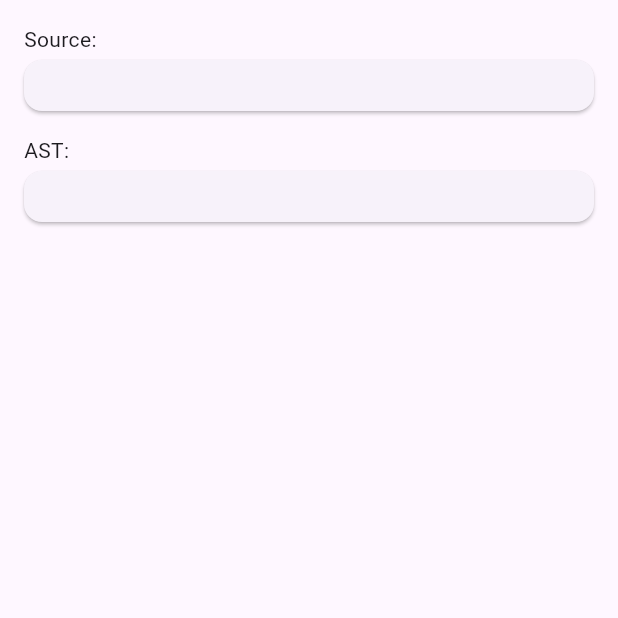
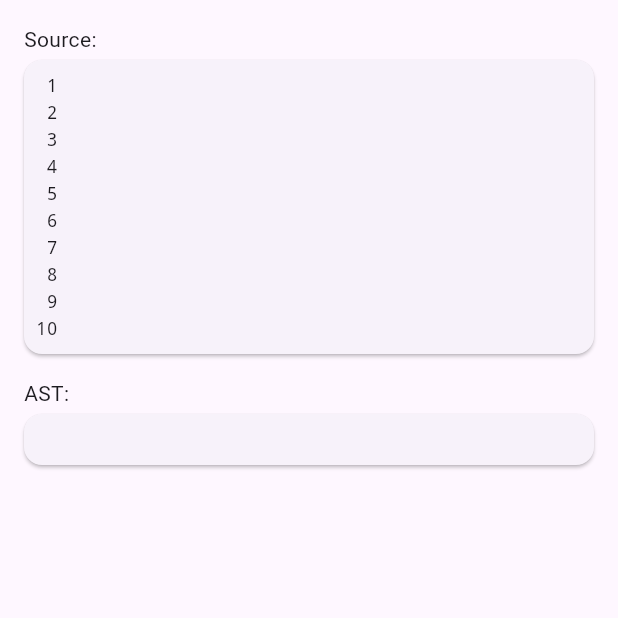
Before and after one commit to qiuxiang/flutter-tree-sitter-python, a Flutter app: the screen it shows after launch, on a phone screen of 412 x 824 dp, the top half of it. Run offline on Flutter 3.47's test engine with Material 3 defaults, Android fonts, the phone set to English and light mode, and no system bars; our stand-ins replace flutter_highlight; missing offline and left inert: dart:ffi, flutter_tree_sitter; statements that could not run were skipped.

Commit message:
Editor line number

```diff
--- a/example/lib/main.dart
+++ b/example/lib/main.dart
@@ -3,9 +3,19 @@ import 'dart:ui';
 
 import 'package:ffi/ffi.dart';
 import 'package:flutter/material.dart';
+import 'package:flutter_highlight/themes/solarized-dark.dart';
 import 'package:flutter_tree_sitter/flutter_tree_sitter.dart' hide Stack;
 import 'package:flutter_tree_sitter_python/flutter_tree_sitter_python.dart';
 import 'package:flutter_tree_sitter_python/highlight.dart';
+
+const hightlightTheme = solarizedDarkTheme;
+final textStyle = TextStyle(
+  fontFamily: 'monospace',
+  fontSize: 12,
+  color: hightlightTheme['root']?.color,
+  height: 1.5,
+  letterSpacing: 0,
+);
 
 void main() {
   runApp(const App());
@@ -51,6 +61,7 @@ class _AppState extends State<App> {
             const Text('AST:'),
             const SizedBox(height: 4),
             Card(
+              color: hightlightTheme['root']?.backgroundColor,
               margin: EdgeInsets.zero,
               child: Padding(
                 padding: const EdgeInsets.all(8),
@@ -152,25 +163,47 @@ class _CodeBlockState extends State<CodeBlock> {
 
   @override
   Widget build(BuildContext context) {
+    final lines = code.text.split('\n');
     return Card(
+      color: hightlightTheme['root']?.backgroundColor,
       margin: EdgeInsets.zero,
+      child: Padding(
+        padding: const EdgeInsets.symmetric(vertical: 8),
+        child: Row(children: [
+          Padding(
+            padding: const EdgeInsets.fromLTRB(8, 0, 16, 0),
+            child: Column(
+              crossAxisAlignment: CrossAxisAlignment.end,
+              children: [
+                for (var i = 0; i < lines.length; i += 1)
+                  Text('${i + 1}', style: textStyle),
+              ],
+            ),
+          ),
+          Expanded(
             child: SingleChildScrollView(
-        padding: const EdgeInsets.all(8),
               scrollDirection: Axis.horizontal,
               child: Stack(children: [
                 Padding(
                   padding: const EdgeInsets.only(right: 4),
                   child: RichText(
                     text: TextSpan(style: textStyle, children: [
-                for (final span in tokens)
+                      for (final token in tokens)
                         TextSpan(
-                    text: span.text,
-                    style: textStyle.merge(solarizedLightTheme[span.type]),
+                          text: token.text,
+                          style: textStyle.merge(hightlightTheme[token.type]),
                         ),
                     ]),
                   ),
                 ),
                 Positioned.fill(
+                  child: Theme(
+                    data: Theme.of(context).copyWith(
+                      textSelectionTheme: TextSelectionThemeData(
+                        selectionColor:
+                            hightlightTheme['comment']?.color?.withOpacity(0.5),
+                      ),
+                    ),
                     child: TextField(
                       controller: code,
                       onChanged: (_) => update(),
@@ -182,28 +215,15 @@ class _CodeBlockState extends State<CodeBlock> {
                       style: textStyle.copyWith(color: Colors.transparent),
                     ),
                   ),
+                ),
+              ]),
+            ),
+          ),
         ]),
       ),
     );
   }
 }
-
-const textStyle = TextStyle(
-  fontFamily: 'monospace',
-  fontSize: 12,
-  color: Color(0xff657b83),
-  height: 1.5,
-  letterSpacing: 0,
-);
-
-const solarizedLightTheme = {
-  'comment': TextStyle(color: Color(0xff93a1a1)),
-  'keyword': TextStyle(color: Color(0xff859900)),
-  'number': TextStyle(color: Color(0xff2aa198)),
-  'string': TextStyle(color: Color(0xff2aa198)),
-  'function': TextStyle(color: Color(0xff268bd2)),
-  'variable': TextStyle(color: Color(0xffb58900)),
-};
 
 const pythonCode = '''
 n = int(input('Type a number, and its factorial will be printed: '))
--- a/example/pubspec.yaml
+++ b/example/pubspec.yaml
@@ -45,6 +45,7 @@ dependencies:
   # Use with the CupertinoIcons class for iOS style icons.
   cupertino_icons: ^1.0.6
   ffi: ^2.1.2
+  flutter_highlight: ^0.7.0
 
 dev_dependencies:
   flutter_test:
```
Lines whose indentation alone changed are shown as unchanged.
